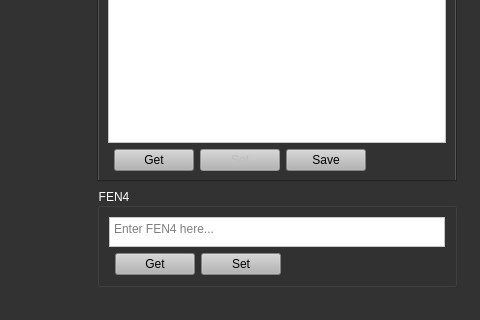
Qt form ui/mainwindow.ui (GammaDeltaII/4PlayerChess) before a commit; both pictures show x 618 to 1098 and y 441 to 761 of the 1200 by 1000 pixel window.
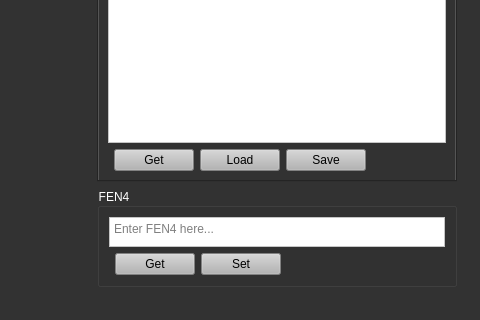
The same form after that commit. The open tabs and pages were chosen to show the change.

Commit message: Code optimization. Rewritten move list based on movetext generator. Added PGN4 parser and load file option. Added origin square to algebraic notation to avoid ambiguity.

Diff of the .ui file:
```diff
--- a/ui/mainwindow.ui
+++ b/ui/mainwindow.ui
@@ -397,15 +397,15 @@
          </widget>
         </item>
         <item row="1" column="2">
-         <widget class="QPushButton" name="setPgnButton">
-          <property name="enabled">
-           <bool>false</bool>
+         <widget class="QPushButton" name="loadPgnButton">
+          <property name="statusTip">
+           <string>Set game to current PGN4</string>
           </property>
           <property name="styleSheet">
            <string notr="true">background-color: rgb(180, 180, 180);</string>
           </property>
           <property name="text">
-           <string>Set</string>
+           <string>Load</string>
           </property>
          </widget>
         </item>
```
Left out of the diff: 30 changed lines with no effect on the pictures. The commit also changes 4 other files.
